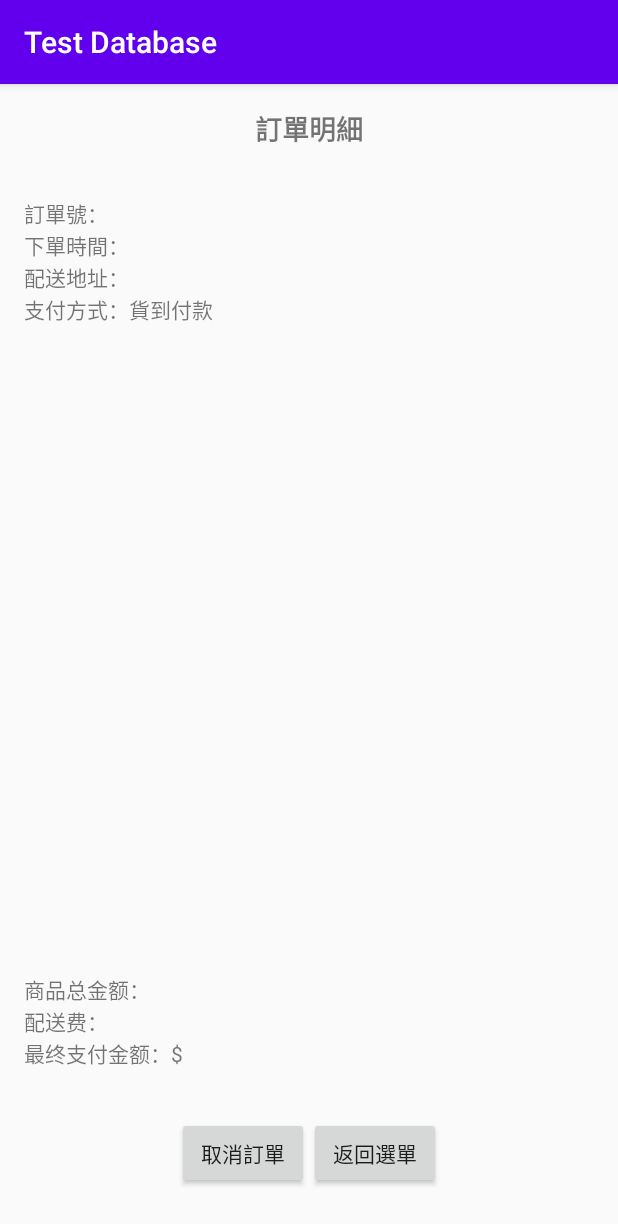
After one commit to s1410932066/DrinkShop, an Android app: the Details screen opened directly, with no data from a screen before it, on a phone screen of 412 x 824 dp. The commit adds this screen. Shown: the top 1224 px of the screen. Run offline under Robolectric (Android 15) with nearby library versions, the phone set to English and light mode, and no system bars.

Commit message:
可新增訂單與訂單明細

```diff
--- /dev/null
+++ b/app/src/main/java/com/example/testdatabase/Details.java
@@ -0,0 +1,14 @@
+package com.example.testdatabase;
+
+import androidx.appcompat.app.AppCompatActivity;
+
+import android.os.Bundle;
+
+public class Details extends AppCompatActivity {
+
+    @Override
+    protected void onCreate(Bundle savedInstanceState) {
+        super.onCreate(savedInstanceState);
+        setContentView(R.layout.activity_details);
+    }
+}
--- a/app/src/main/java/com/example/testdatabase/OrderAdapter.java
+++ b/app/src/main/java/com/example/testdatabase/OrderAdapter.java
@@ -28,7 +28,7 @@ public class OrderAdapter extends RecyclerView.Adapter<OrderAdapter.ViewHolder>{
     public void onBindViewHolder(@NonNull ViewHolder holder, int position) {
         String order = orderList.get(position);
         holder.textViewOrder.setText(order);
-        holder.textViewPrice.setText(order);
+//        holder.textViewPrice.setText(order);
     }
 
     @Override
@@ -38,12 +38,12 @@ public class OrderAdapter extends RecyclerView.Adapter<OrderAdapter.ViewHolder>{
 
     public static class ViewHolder extends RecyclerView.ViewHolder {
         TextView textViewOrder;
-        TextView textViewPrice;
+//        TextView textViewPrice;
 
         public ViewHolder(View itemView) {
             super(itemView);
             textViewOrder = itemView.findViewById(R.id.textViewOrder);
-            textViewPrice = itemView.findViewById(R.id.textViewPrice);
+//            textViewPrice = itemView.findViewById(R.id.textViewPrice);
         }
     }
 }
--- /dev/null
+++ b/app/src/main/res/layout/activity_details.xml
@@ -0,0 +1,123 @@
+<LinearLayout xmlns:android="http://schemas.android.com/apk/res/android"
+    android:layout_width="match_parent"
+    android:layout_height="match_parent"
+    android:orientation="vertical">
+
+    <!-- 标题栏 -->
+    <RelativeLayout
+        android:layout_width="match_parent"
+        android:layout_height="wrap_content"
+        android:padding="16dp">
+
+        <!-- 标题文本 -->
+        <TextView
+            android:id="@+id/tvTitle"
+            android:layout_width="wrap_content"
+            android:layout_height="wrap_content"
+            android:layout_centerInParent="true"
+            android:text="訂單明細"
+            android:textSize="18sp"
+            android:textStyle="bold" />
+
+    </RelativeLayout>
+
+    <!-- 订单详情 -->
+    <LinearLayout
+        android:layout_width="match_parent"
+        android:layout_height="wrap_content"
+        android:orientation="vertical"
+        android:padding="16dp">
+
+        <!-- 订单号 -->
+        <TextView
+            android:id="@+id/tvOrderNumber"
+            android:layout_width="wrap_content"
+            android:layout_height="wrap_content"
+            android:text="訂單號：" />
+
+        <!-- 下单时间 -->
+        <TextView
+            android:id="@+id/tvOrderTime"
+            android:layout_width="wrap_content"
+            android:layout_height="wrap_content"
+            android:text="下單時間：" />
+
+        <!-- 配送地址 -->
+        <TextView
+            android:id="@+id/tvDeliveryAddress"
+            android:layout_width="wrap_content"
+            android:layout_height="wrap_content"
+            android:text="配送地址：" />
+
+        <!-- 支付方式 -->
+        <TextView
+            android:id="@+id/tvPaymentMethod"
+            android:layout_width="wrap_content"
+            android:layout_height="wrap_content"
+            android:text="支付方式：貨到付款" />
+
+    </LinearLayout>
+
+    <!-- 商品清单 -->
+    <androidx.recyclerview.widget.RecyclerView
+        android:id="@+id/recyclerViewOrderItems"
+        android:layout_width="match_parent"
+        android:layout_height="400dp"
+        android:padding="16dp" />
+
+    <!-- 价格总览 -->
+    <LinearLayout
+        android:layout_width="match_parent"
+        android:layout_height="wrap_content"
+        android:orientation="vertical"
+        android:padding="16dp">
+
+        <!-- 商品总金额 -->
+        <TextView
+            android:id="@+id/tvSubtotal"
+            android:layout_width="wrap_content"
+            android:layout_height="wrap_content"
+            android:text="商品总金额：" />
+
+        <!-- 配送费 -->
+        <TextView
+            android:id="@+id/tvDeliveryFee"
+            android:layout_width="wrap_content"
+            android:layout_height="wrap_content"
+            android:text="配送费：" />
+
+
+
+        <!-- 最终支付金额 -->
+        <TextView
+            android:id="@+id/tvTotalAmount"
+            android:layout_width="wrap_content"
+            android:layout_height="wrap_content"
+            android:text="最终支付金额：$" />
+
+    </LinearLayout>
+
+    <!-- 按钮操作 -->
+    <LinearLayout
+        android:layout_width="match_parent"
+        android:layout_height="wrap_content"
+        android:gravity="center"
+        android:padding="16dp">
+
+        <!-- 取消订单按钮 -->
+        <Button
+            android:id="@+id/btnCancelOrder"
+            android:layout_width="wrap_content"
+            android:layout_height="wrap_content"
+            android:text="取消訂單" />
+
+        <!-- 再次订购按钮 -->
+        <Button
+            android:id="@+id/btnReorder"
+            android:layout_width="wrap_content"
+            android:layout_height="wrap_content"
+            android:text="返回選單" />
+
+    </LinearLayout>
+
+</LinearLayout>
--- a/app/src/main/res/layout/item_order.xml
+++ b/app/src/main/res/layout/item_order.xml
@@ -21,7 +21,6 @@
         android:id="@+id/textViewPrice"
         android:layout_width="wrap_content"
         android:layout_height="wrap_content"
-
         android:textSize="16sp"
         android:textColor="#000000"
         android:layout_marginStart="16dp" />
--- a/app/src/main/res/values/arrays.xml
+++ b/app/src/main/res/values/arrays.xml
@@ -1,9 +1,9 @@
 <?xml version="1.0" encoding="utf-8"?>
 <resources>
     <string-array name="size_options">
-        <item>大杯</item>
-        <item>中杯</item>
         <item>小杯</item>
+        <item>中杯(+$5)</item>
+        <item>大杯(+$10)</item>
     </string-array>
     <string-array name="sweetness_options">
         <item>全糖</item>
```
Also changed, not shown: app/src/main/AndroidManifest.xml (+8 -1 lines), app/src/main/java/com/example/testdatabase/DatabaseConfig.java (added, +20 -0 lines), app/src/main/java/com/example/testdatabase/LoginActivity.java (renamed from app/src/main/java/com/example/testdatabase/MainActivity.java, +19 -20 lines), app/src/main/java/com/example/testdatabase/Order.java (+259 -21 lines), app/src/main/java/com/example/testdatabase/RegistrationActivity.java (+37 -21 lines), app/src/main/res/layout/activity_main.xml (+5 -5 lines), app/src/main/res/layout/activity_order.xml (+4 -3 lines), app/src/main/res/layout/activity_registration.xml (+10 -21 lines).
